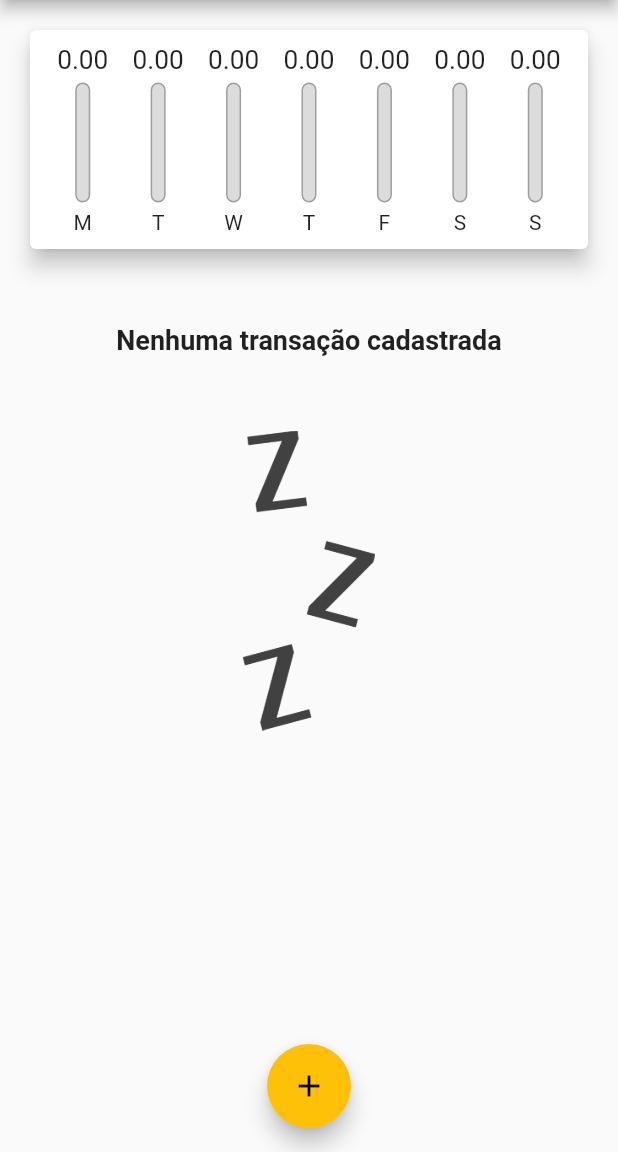
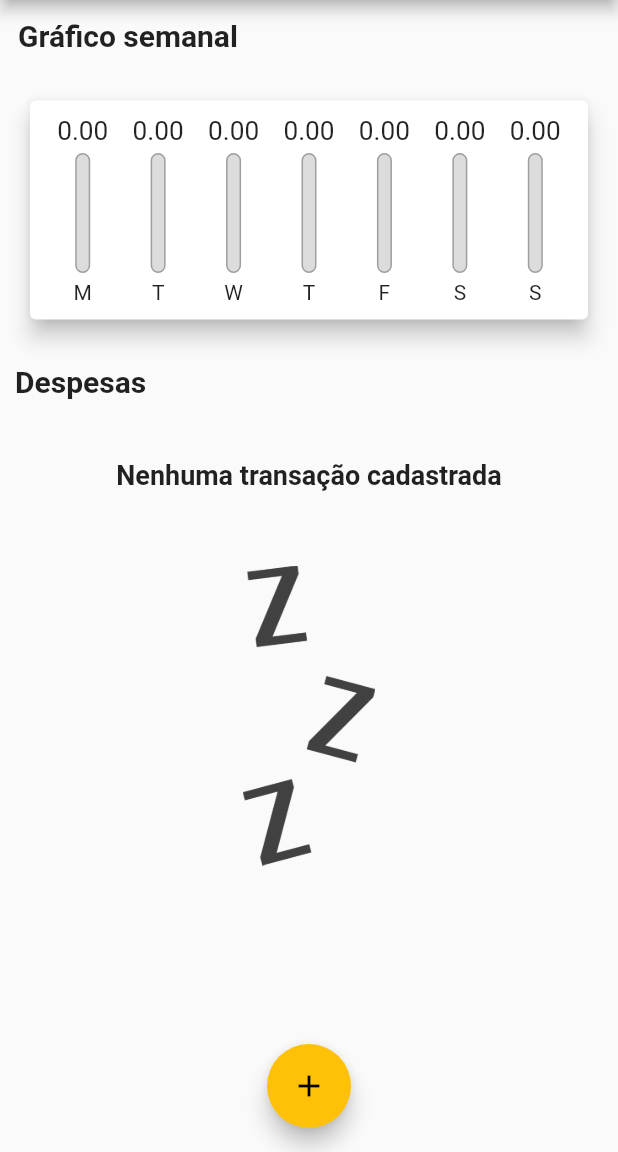
Before and after one commit to romildojpaiter/despesas-pessoais-app, a Flutter app: the screen it shows after launch, on a phone screen of 412 x 824 dp, the part 84-1236 px from its top. Run offline on Flutter 3.47's test engine with Material 2 defaults, Android fonts, the phone set to English and light mode, and no system bars; Roboto replaces fonts that are missing (OpenSabs).

Commit message:
Inclusão de Titles para exibir sobre os compoentes

```diff
--- a/lib/main.dart
+++ b/lib/main.dart
@@ -115,7 +115,21 @@ class _MyHomePageState extends State<MyHomePage> {
           // stretch é utilizado para ocupar a área inteira da coluna
           crossAxisAlignment: CrossAxisAlignment.stretch,
           children: <Widget>[
+            Padding(
+              padding: const EdgeInsets.all(12),
+              child: Text(
+                'Gráfico semanal',
+                style: TextStyle(fontSize: 20, fontWeight: FontWeight.bold),
+              ),
+            ),
             Chart(_recentTransactions),
+            Padding(
+              padding: const EdgeInsets.all(10),
+              child: Text(
+                'Despesas',
+                style: TextStyle(fontSize: 20, fontWeight: FontWeight.bold),
+              ),
+            ),
             TransactionList(_transactions, _removeTransaction),
           ],
         ),
```
